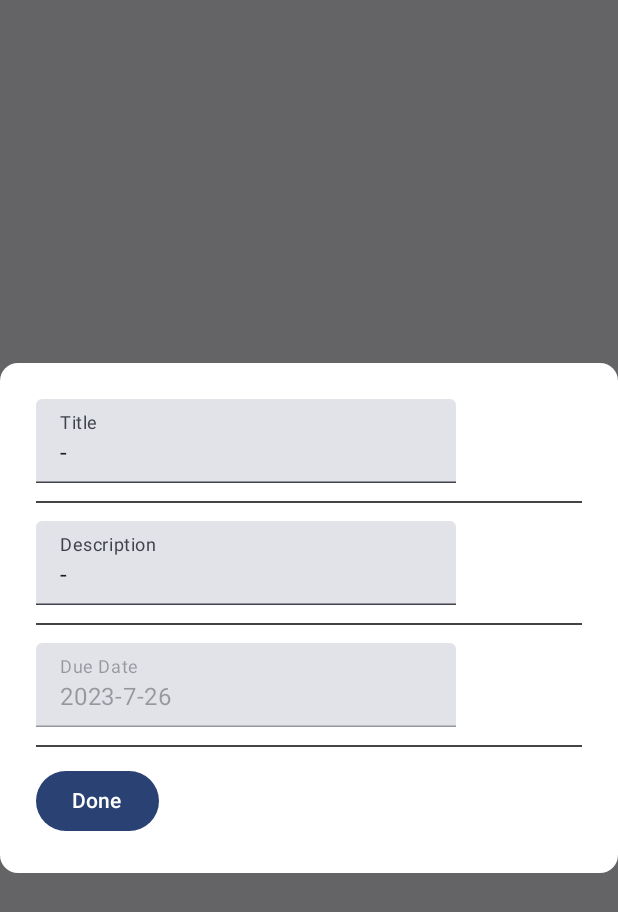
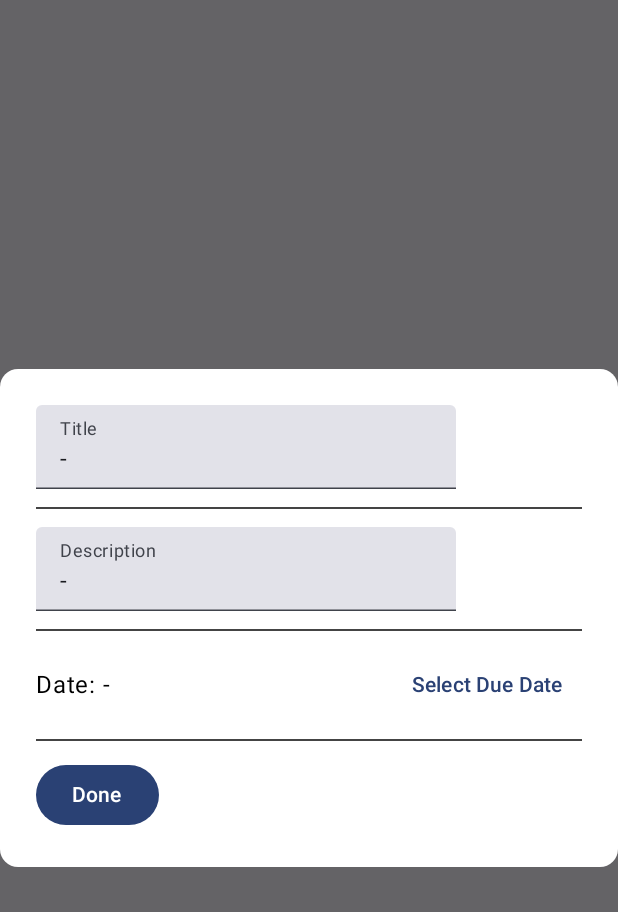
Before and after one commit to DaniZakaria63/simple-todo-list, an Android app built with Jetpack Compose: the composable TaskDialog shown on its own in the app's theme, on a phone screen of 412 x 824 dp. Shown: the top 912 px of the screen. Run offline under Robolectric (Android 15) with nearby library versions, the phone set to English and light mode, and no system bars.

Commit message:
upgrade compose version then implement DatePickerDialog, also sorting list with extra striketrough style

```diff
--- a/app/build.gradle
+++ b/app/build.gradle
@@ -61,7 +61,7 @@ dependencies {
     implementation "androidx.lifecycle:lifecycle-runtime-compose:$lifecycle_version"
 
      // Compose Library
-    implementation platform('androidx.compose:compose-bom:2022.10.00')
+    implementation platform('androidx.compose:compose-bom:2023.06.01')
     implementation 'androidx.compose.ui:ui'
     implementation 'androidx.compose.ui:ui-graphics'
     implementation 'androidx.compose.ui:ui-tooling-preview'
@@ -69,7 +69,7 @@ dependencies {
     implementation "androidx.compose.material:material-icons-extended"
 
     // Compose Test
-    androidTestImplementation platform('androidx.compose:compose-bom:2022.10.00')
+    androidTestImplementation platform('androidx.compose:compose-bom:2023.06.01')
     androidTestImplementation 'androidx.compose.ui:ui-test-junit4'
     debugImplementation 'androidx.compose.ui:ui-tooling'
     debugImplementation 'androidx.compose.ui:ui-test-manifest'
--- a/app/src/main/java/com/daniza/simple/todolist/ui/widget/task/TaskDialog.kt
+++ b/app/src/main/java/com/daniza/simple/todolist/ui/widget/task/TaskDialog.kt
@@ -4,16 +4,24 @@ package com.daniza.simple.todolist.ui.widget.task
 
 import androidx.compose.foundation.layout.Box
 import androidx.compose.foundation.layout.Column
+import androidx.compose.foundation.layout.Row
+import androidx.compose.foundation.layout.fillMaxWidth
 import androidx.compose.foundation.layout.padding
+import androidx.compose.foundation.rememberScrollState
 import androidx.compose.foundation.shape.RoundedCornerShape
+import androidx.compose.foundation.verticalScroll
 import androidx.compose.material3.AlertDialog
 import androidx.compose.material3.Button
+import androidx.compose.material3.DatePicker
+import androidx.compose.material3.DatePickerDialog
+import androidx.compose.material3.DisplayMode
 import androidx.compose.material3.Divider
 import androidx.compose.material3.ExperimentalMaterial3Api
 import androidx.compose.material3.Surface
 import androidx.compose.material3.Text
 import androidx.compose.material3.TextButton
 import androidx.compose.material3.TextField
+import androidx.compose.material3.rememberDatePickerState
 import androidx.compose.runtime.Composable
 import androidx.compose.runtime.getValue
 import androidx.compose.runtime.mutableStateOf
@@ -26,6 +34,7 @@ import androidx.compose.ui.text.input.TextFieldValue
 import androidx.compose.ui.unit.dp
 import androidx.compose.ui.window.Dialog
 import com.daniza.simple.todolist.data.model.TaskModel
+import com.daniza.simple.todolist.data.model.toDateString
 
 enum class TaskDialogType {
     NEW, EDIT, DELETE
@@ -45,21 +54,16 @@ fun TaskDialog(
         mutableStateOf(TextFieldValue(taskModel.description))
     }
 
-    var duedate by remember {
-        mutableStateOf(TextFieldValue("2023-7-26")) // need to implement date picker ASAP
-    }
-
     when (type) {
         TaskDialogType.DELETE -> DialogDeleteTask(taskModel = taskModel, onButtonClicked = callback)
         else ->
             DialogFormTask(
                 title = title,
                 description = description,
-                duedate = duedate,
+                duedate = taskModel.dueDate,
                 onButtonClicked = callback,
                 onTitleChange = { title = it },
                 onDescChange = { description = it },
-                onDateChange = { duedate = it },
             )
     }
 }
@@ -94,20 +98,24 @@ private fun DialogDeleteTask(
     )
 }
 
+@ExperimentalMaterial3Api
 @Composable
 private fun DialogFormTask(
     title: TextFieldValue,
     description: TextFieldValue,
-    duedate: TextFieldValue,
+    duedate: String,
     onButtonClicked: (TaskModel, Status) -> Unit,
     onTitleChange: (TextFieldValue) -> Unit,
     onDescChange: (TextFieldValue) -> Unit,
-    onDateChange: (TextFieldValue) -> Unit,
 ) {
     Dialog(onDismissRequest = { onButtonClicked(TaskModel(id = 0), Status.ERROR) }) {
         Surface(shape = RoundedCornerShape(12.dp), color = Color.White) {
             Box(contentAlignment = Alignment.Center) {
-                Column(modifier = Modifier.padding(24.dp)) {
+                Column(
+                    modifier = Modifier
+                        .padding(24.dp)
+                        .verticalScroll(rememberScrollState())
+                ) {
                     TextField(value = title, onValueChange = onTitleChange, label = {
                         Text(text = "Title")
                     })
@@ -120,16 +128,40 @@ private fun DialogFormTask(
 
                     Divider(color = Color.DarkGray, modifier = Modifier.padding(vertical = 12.dp))
 
-                    TextField(
-                        value = duedate,
-                        onValueChange = onDateChange,
-                        enabled = false,
-                        label = {
-                            Text(text = "Due Date")
-                        },
-                        placeholder = {
-                            Text(text = "Today")
-                        })
+                    var datePickerValue by remember {
+                        mutableStateOf(duedate)
+                    }
+                    var showDatePicker by remember { mutableStateOf(false) }
+                    val datePickerState =
+                        rememberDatePickerState(initialDisplayMode = DisplayMode.Picker)
+                    if (showDatePicker) {
+                        DatePickerDialog(
+                            onDismissRequest = { showDatePicker = false },
+                            confirmButton = {
+                                TextButton(onClick = {
+                                    datePickerState.selectedDateMillis?.let {
+                                        datePickerValue = it.toDateString()
+                                    }
+                                    showDatePicker = false
+                                }) {
+                                    Text(text = "Select")
+                                }
+                            }) {
+                            DatePicker(state = datePickerState)
+                        }
+                    }
+                    Row(modifier = Modifier.fillMaxWidth()) {
+                        Text(
+                            text = "Date: $datePickerValue",
+                            color = Color.Black,
+                            modifier = Modifier.weight(1f)
+                                .align(alignment = Alignment.CenterVertically)
+                        )
+                        TextButton(onClick = { showDatePicker = true }) {
+                            Text(text = "Select Due Date")
+                        }
+
+                    }
 
                     Divider(color = Color.DarkGray, modifier = Modifier.padding(vertical = 12.dp))
 
@@ -138,7 +170,7 @@ private fun DialogFormTask(
                             TaskModel(
                                 title = title.text,
                                 description = description.text,
-                                dueDate = duedate.text
+                                dueDate = datePickerValue
                             ),
                             if (title.text.isEmpty() || title.text.equals("-")) {
                                 Status.ERROR
```
Also changed, not shown: app/src/main/java/com/daniza/simple/todolist/data/model/TaskModel.kt (+8 -0 lines), app/src/main/java/com/daniza/simple/todolist/ui/main/MainViewModel.kt (+7 -2 lines), app/src/main/java/com/daniza/simple/todolist/ui/widget/task/TaskItem.kt (+16 -1 lines).
